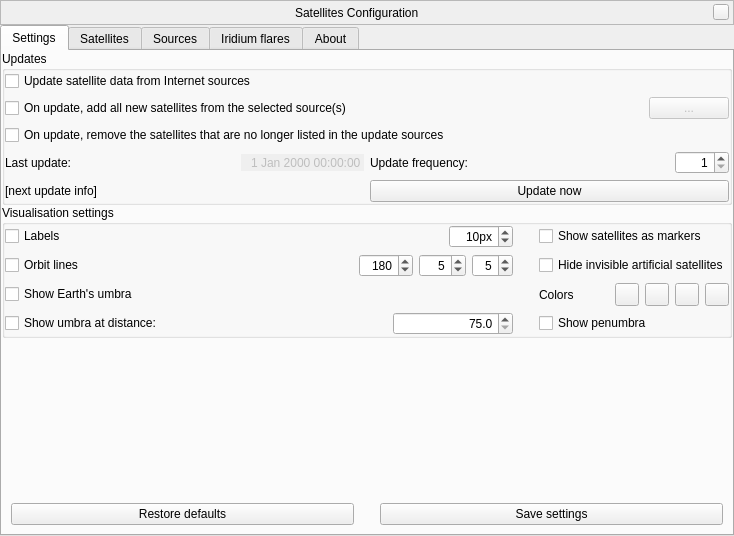
First picture: the form in plugins/Satellites/src/gui/satellitesDialog.ui, repository Stellarium/stellarium, before the edit.
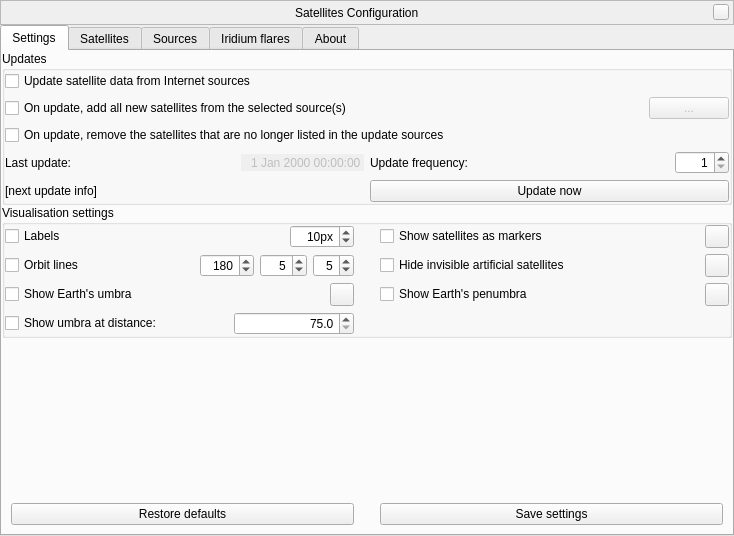
Second picture: the form after the edit. Icons and pictures are not drawn. Custom widgets are drawn as their Qt base class.

Diff of the .ui file:
```diff
--- a/plugins/Satellites/src/gui/satellitesDialog.ui
+++ b/plugins/Satellites/src/gui/satellitesDialog.ui
@@ -356,110 +356,6 @@
           <property name="bottomMargin">
            <number>0</number>
           </property>
-          <item row="0" column="0">
-           <layout class="QHBoxLayout" name="horizontalLayout_13">
-            <item>
-             <widget class="QCheckBox" name="labelsCheckBox">
-              <property name="text">
-               <string>Labels</string>
-              </property>
-             </widget>
-            </item>
-            <item>
-             <spacer name="horizontalSpacer_11">
-              <property name="orientation">
-               <enum>Qt::Horizontal</enum>
-              </property>
-              <property name="sizeHint" stdset="0">
-               <size>
-                <width>40</width>
-                <height>20</height>
-               </size>
-              </property>
-             </spacer>
-            </item>
-            <item>
-             <widget class="QSpinBox" name="fontSizeSpinBox">
-              <property name="sizePolicy">
-               <sizepolicy hsizetype="Minimum" vsizetype="Fixed">
-                <horstretch>0</horstretch>
-                <verstretch>0</verstretch>
-               </sizepolicy>
-              </property>
-              <property name="toolTip">
-               <string>Font size for labels</string>
-              </property>
-              <property name="alignment">
-               <set>Qt::AlignRight|Qt::AlignTrailing|Qt::AlignVCenter</set>
-              </property>
-              <property name="suffix">
-               <string comment="pixels">px</string>
-              </property>
-              <property name="minimum">
-               <number>-100</number>
-              </property>
-              <property name="maximum">
-               <number>200</number>
-              </property>
-              <property name="value">
-               <number>10</number>
-              </property>
-             </widget>
-            </item>
-           </layout>
-          </item>
-          <item row="2" column="2">
-           <layout class="QHBoxLayout" name="horizontalLayout_18">
-            <item>
-             <widget class="QLabel" name="label_2">
-              <property name="text">
-               <string>Colors</string>
-              </property>
-             </widget>
-            </item>
-            <item>
-             <widget class="QToolButton" name="invisibleColorButton">
-              <property name="toolTip">
-               <string>Color of markers, labels and orbits for invisible satellites</string>
-              </property>
-              <property name="text">
-               <string/>
-              </property>
-             </widget>
-            </item>
-            <item>
-             <widget class="QToolButton" name="transitColorButton">
-              <property name="toolTip">
-               <string>Color of markers for satellites in transit through the Sun or the Moon</string>
-              </property>
-              <property name="text">
-               <string notr="true"/>
-              </property>
-             </widget>
-            </item>
-            <item>
-             <widget class="QToolButton" name="umbraColor">
-              <property name="toolTip">
-               <string>The color of Earth's umbra circle</string>
-              </property>
-             </widget>
-            </item>
-            <item>
-             <widget class="QToolButton" name="penumbraColor">
-              <property name="toolTip">
-               <string>The color of Earth's penumbra circle</string>
-              </property>
-             </widget>
-            </item>
-           </layout>
-          </item>
-          <item row="0" column="2">
-           <widget class="QCheckBox" name="iconicCheckBox">
-            <property name="text">
-             <string>Show satellites as markers</string>
-            </property>
-           </widget>
-          </item>
           <item row="1" column="0">
            <layout class="QHBoxLayout" name="horizontalLayout_16">
             <item>
@@ -538,20 +434,188 @@
             </item>
            </layout>
           </item>
-          <item row="3" column="2">
+          <item row="0" column="2">
+           <layout class="QHBoxLayout" name="horizontalLayout_15">
+            <item>
+             <widget class="QCheckBox" name="iconicCheckBox">
+              <property name="text">
+               <string>Show satellites as markers</string>
+              </property>
+             </widget>
+            </item>
+            <item>
+             <spacer name="horizontalSpacer_4">
+              <property name="orientation">
+               <enum>Qt::Horizontal</enum>
+              </property>
+              <property name="sizeHint" stdset="0">
+               <size>
+                <width>40</width>
+                <height>20</height>
+               </size>
+              </property>
+             </spacer>
+            </item>
+            <item>
+             <widget class="QToolButton" name="transitColorButton">
+              <property name="toolTip">
+               <string>Color of markers for satellites in transit through the Sun or the Moon</string>
+              </property>
+              <property name="text">
+               <string notr="true"/>
+              </property>
+             </widget>
+            </item>
+           </layout>
+          </item>
+          <item row="2" column="0">
+           <layout class="QHBoxLayout" name="horizontalLayout_9">
+            <item>
+             <widget class="QCheckBox" name="umbraCheckBox">
+              <property name="text">
+               <string>Show Earth's umbra</string>
+              </property>
+             </widget>
+            </item>
+            <item>
+             <spacer name="horizontalSpacer_3">
+              <property name="orientation">
+               <enum>Qt::Horizontal</enum>
+              </property>
+              <property name="sizeHint" stdset="0">
+               <size>
+                <width>40</width>
+                <height>20</height>
+               </size>
+              </property>
+             </spacer>
+            </item>
+            <item>
+             <widget class="QToolButton" name="umbraColor">
+              <property name="toolTip">
+               <string>The color of Earth's umbra circle</string>
+              </property>
+             </widget>
+            </item>
+           </layout>
+          </item>
+          <item row="2" column="2">
+           <layout class="QHBoxLayout" name="horizontalLayout_14">
+            <item>
            <widget class="QCheckBox" name="penumbraCheckBox">
             <property name="text">
-             <string>Show penumbra</string>
-            </property>
-           </widget>
+               <string>Show Earth's penumbra</string>
+              </property>
+             </widget>
+            </item>
+            <item>
+             <spacer name="horizontalSpacer_9">
+              <property name="orientation">
+               <enum>Qt::Horizontal</enum>
+              </property>
+              <property name="sizeHint" stdset="0">
+               <size>
+                <width>40</width>
+                <height>20</height>
+               </size>
+              </property>
+             </spacer>
+            </item>
+            <item>
+             <widget class="QToolButton" name="penumbraColor">
+              <property name="toolTip">
+               <string>The color of Earth's penumbra circle</string>
+              </property>
+             </widget>
+            </item>
+           </layout>
           </item>
           <item row="1" column="2">
+           <layout class="QHBoxLayout" name="horizontalLayout_18">
+            <item>
            <widget class="QCheckBox" name="hideInvisibleSatellites">
             <property name="text">
              <string>Hide invisible artificial satellites</string>
             </property>
            </widget>
           </item>
+            <item>
+             <spacer name="horizontalSpacer_5">
+              <property name="orientation">
+               <enum>Qt::Horizontal</enum>
+              </property>
+              <property name="sizeHint" stdset="0">
+               <size>
+                <width>40</width>
+                <height>20</height>
+               </size>
+              </property>
+             </spacer>
+            </item>
+            <item>
+             <widget class="QToolButton" name="invisibleColorButton">
+              <property name="toolTip">
+               <string>Color of markers, labels and orbits for invisible satellites</string>
+              </property>
+              <property name="text">
+               <string/>
+              </property>
+             </widget>
+            </item>
+           </layout>
+          </item>
+          <item row="0" column="0">
+           <layout class="QHBoxLayout" name="horizontalLayout_13">
+            <item>
+             <widget class="QCheckBox" name="labelsCheckBox">
+              <property name="text">
+               <string>Labels</string>
+              </property>
+             </widget>
+            </item>
+            <item>
+             <spacer name="horizontalSpacer_11">
+              <property name="orientation">
+               <enum>Qt::Horizontal</enum>
+              </property>
+              <property name="sizeHint" stdset="0">
+               <size>
+                <width>40</width>
+                <height>20</height>
+               </size>
+              </property>
+             </spacer>
+            </item>
+            <item>
+             <widget class="QSpinBox" name="fontSizeSpinBox">
+              <property name="sizePolicy">
+               <sizepolicy hsizetype="Minimum" vsizetype="Fixed">
+                <horstretch>0</horstretch>
+                <verstretch>0</verstretch>
+               </sizepolicy>
+              </property>
+              <property name="toolTip">
+               <string>Font size for labels</string>
+              </property>
+              <property name="alignment">
+               <set>Qt::AlignRight|Qt::AlignTrailing|Qt::AlignVCenter</set>
+              </property>
+              <property name="suffix">
+               <string comment="pixels">px</string>
+              </property>
+              <property name="minimum">
+               <number>-100</number>
+              </property>
+              <property name="maximum">
+               <number>200</number>
+              </property>
+              <property name="value">
+               <number>10</number>
+              </property>
+             </widget>
+            </item>
+           </layout>
+          </item>
           <item row="3" column="0">
            <layout class="QHBoxLayout" name="horizontalLayout_17">
             <item>
@@ -617,13 +681,6 @@
             </property>
            </spacer>
           </item>
-          <item row="2" column="0">
-           <widget class="QCheckBox" name="umbraCheckBox">
-            <property name="text">
-             <string>Show Earth's umbra</string>
-            </property>
-           </widget>
-          </item>
          </layout>
         </widget>
        </item>
```
Lines whose indentation alone changed are shown as unchanged.
